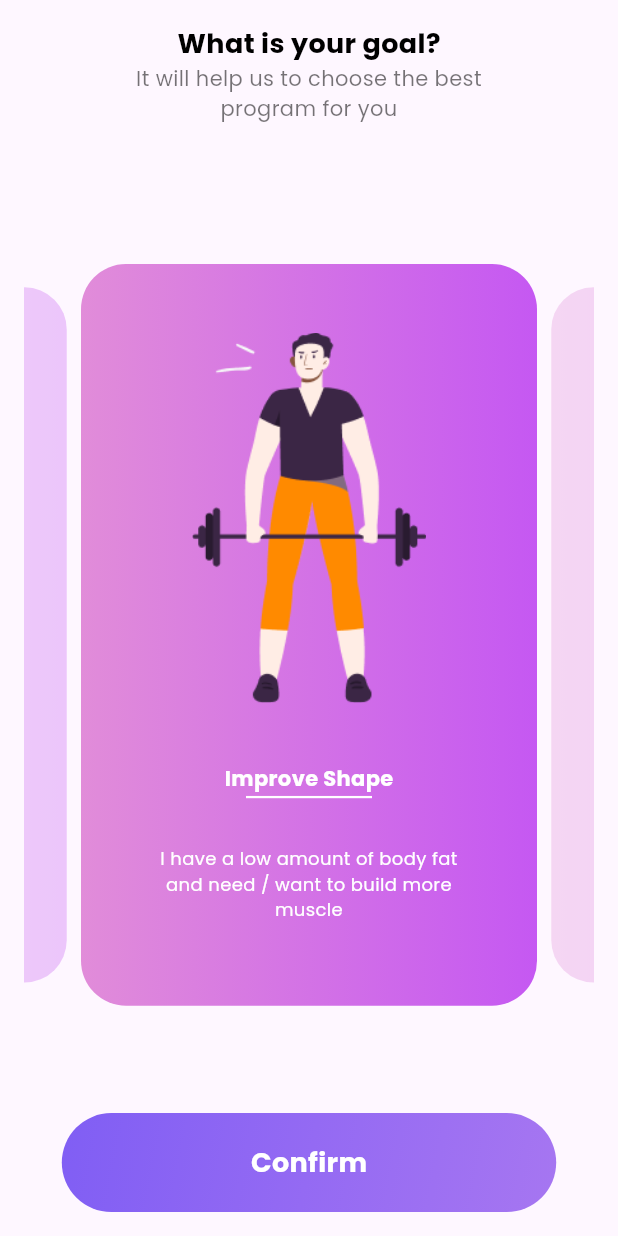
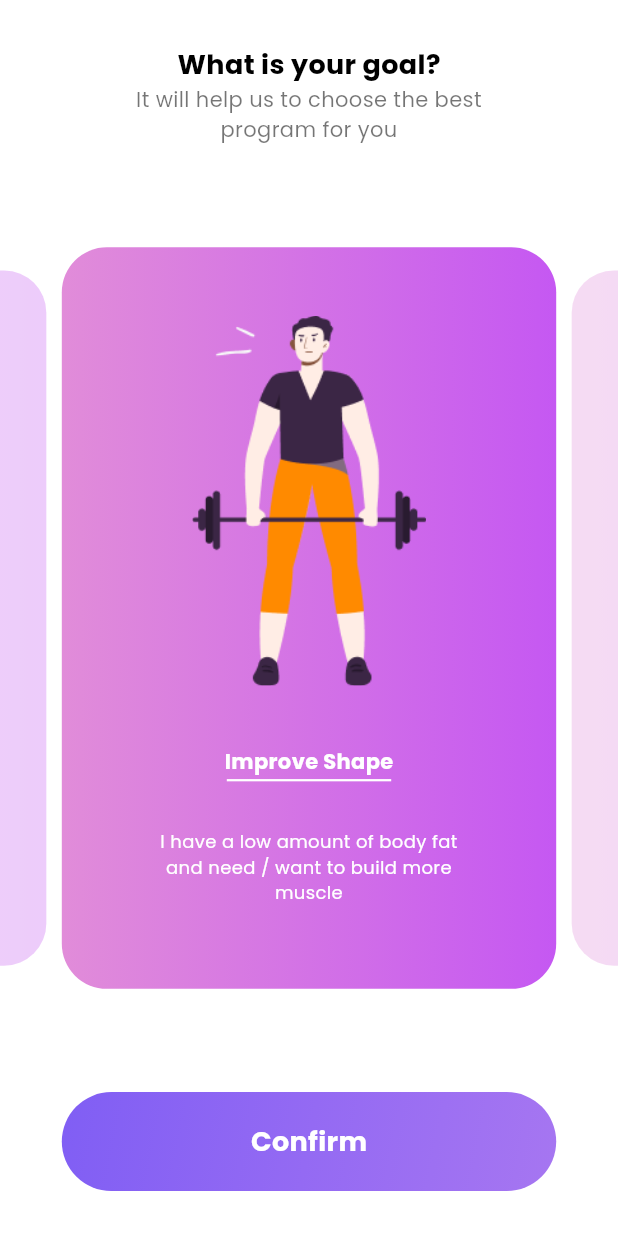
Before and after one commit to Kani-3004/fitness-mobile-app, a Flutter app: the RegisterPage screen opened directly, on a phone screen of 412 x 824 dp. Run offline on Flutter 3.47's test engine with Material 3 defaults, Android fonts, the phone set to English and light mode, and no system bars; drawn by our look-alikes of carousel_slider; our stand-ins replace google_fonts.

Commit message:
Feedback correction

```diff
--- a/lib/screens/register_page.dart
+++ b/lib/screens/register_page.dart
@@ -44,12 +44,14 @@ class _RegisterPageState extends State<RegisterPage> {
 
     return SafeArea(
       child: Scaffold(
+        backgroundColor: Colors.white,
         body: Padding(
-          padding: const EdgeInsets.all(16.0),
+          padding: const EdgeInsets.symmetric(vertical: 30.0),
           child: Column(
+            mainAxisAlignment: MainAxisAlignment.spaceBetween,
             children: [
               SizedBox(
-                height: screenHeight * 0.17,
+                // height: screenHeight * 0.17,
                 // Heading Text
                 child: Center(
                   child: Column(
@@ -74,7 +76,8 @@ class _RegisterPageState extends State<RegisterPage> {
                   ),
                 ),
               ),
-              SizedBox(height: 20),
+              // SizedBox(height: screenHeight * 0.05),
+              Spacer(),
 
               /// Carousel
               CarouselSlider(
```
